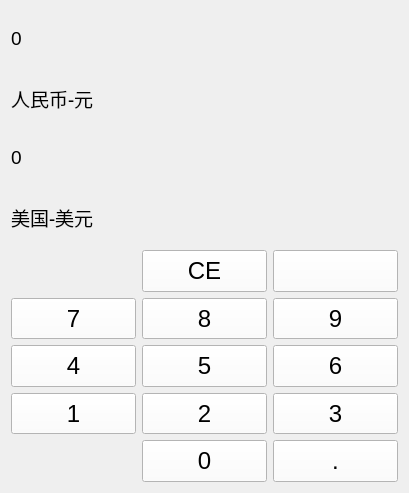
Above: currency.ui from shen-25/qt-calculator before the change. Below: the same form after it.
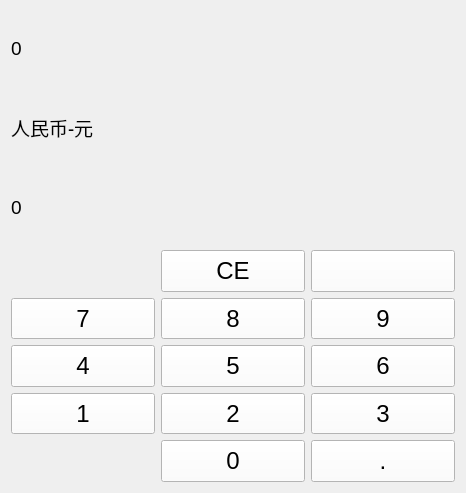
That is the form after the change. Icons and pictures are not drawn.

Commit message: 完成了日期计算和货币换算计算模式的逻辑、基本功能,完善了日期计算和货币换算的界面

```diff
--- a/currency.ui
+++ b/currency.ui
@@ -6,7 +6,7 @@
    <rect>
     <x>0</x>
     <y>0</y>
-    <width>409</width>
+    <width>466</width>
     <height>493</height>
    </rect>
   </property>
@@ -21,6 +21,18 @@
     <layout class="QVBoxLayout" name="verticalLayout">
      <item>
       <widget class="QLabel" name="labelCHN">
+       <property name="minimumSize">
+        <size>
+         <width>220</width>
+         <height>15</height>
+        </size>
+       </property>
+       <property name="maximumSize">
+        <size>
+         <width>16777215</width>
+         <height>16777215</height>
+        </size>
+       </property>
        <property name="font">
         <font>
          <family>Arial</family>
@@ -60,21 +72,6 @@
        </property>
       </widget>
      </item>
-     <item>
-      <widget class="QLabel" name="label2">
-       <property name="font">
-        <font>
-         <family>微软雅黑</family>
-         <pointsize>14</pointsize>
-         <weight>50</weight>
-         <bold>false</bold>
-        </font>
-       </property>
-       <property name="text">
-        <string>美国-美元</string>
-       </property>
-      </widget>
-     </item>
     </layout>
    </item>
    <item>
```
Left out of the diff: 240 changed lines with no effect on the pictures. The commit also changes 7 other files.
